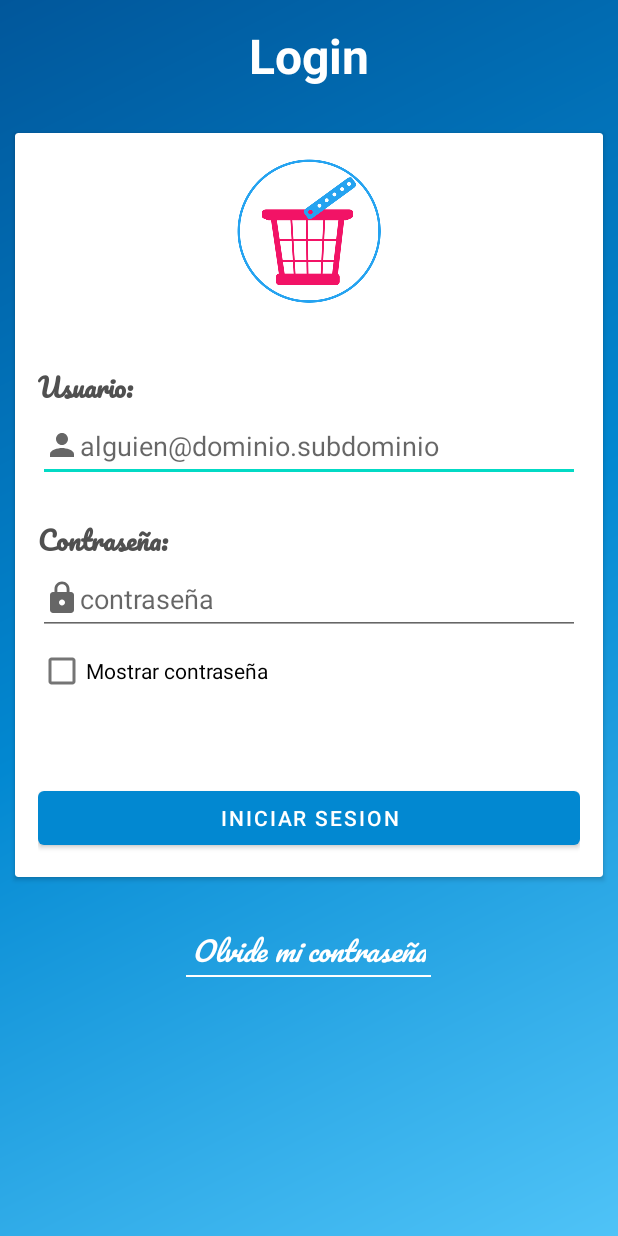
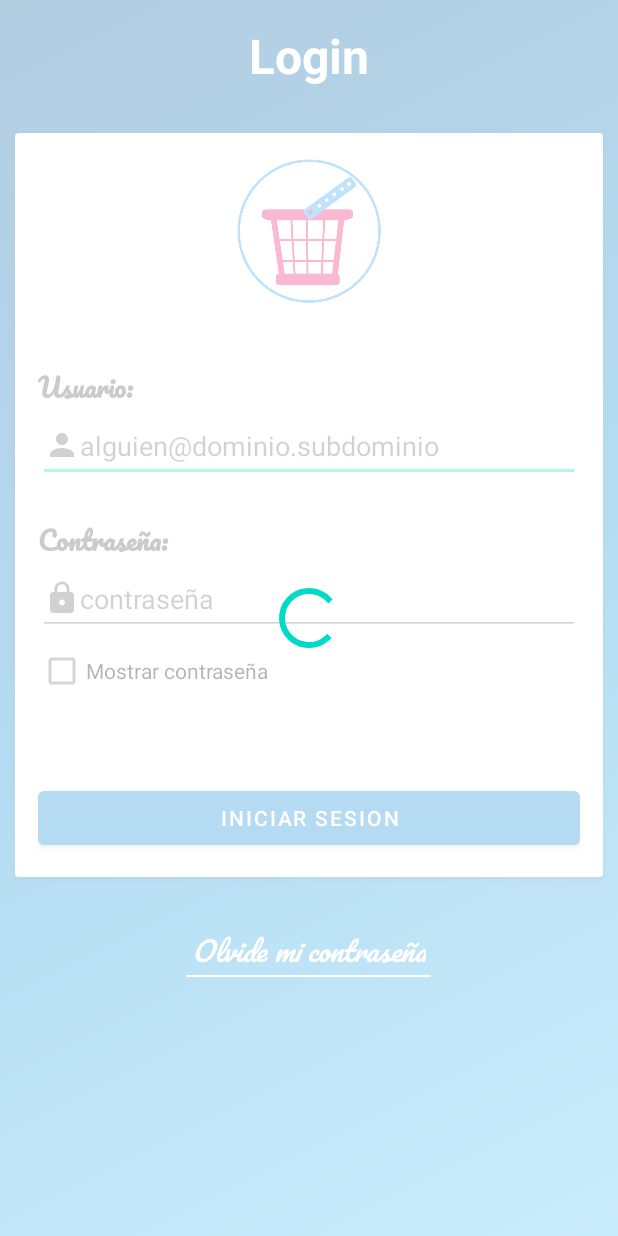
Before and after one commit to alejandro-jalf/SPAMovil, an Android app: the layout activity_login.xml on its own in the app's theme, with its tools: preview values and no code run, on a phone screen of 412 x 824 dp. Run offline under Robolectric (Android 15) with nearby library versions, the phone set to English and light mode, and no system bars; Roboto replaces fonts that are not available here.

Commit message:
REFACTRO: Agrega spinner de carga a login

```diff
--- a/app/src/main/res/layout/activity_login.xml
+++ b/app/src/main/res/layout/activity_login.xml
@@ -1,12 +1,20 @@
 <?xml version="1.0" encoding="utf-8"?>
-<androidx.appcompat.widget.LinearLayoutCompat xmlns:android="http://schemas.android.com/apk/res/android"
+<androidx.constraintlayout.widget.ConstraintLayout xmlns:android="http://schemas.android.com/apk/res/android"
     xmlns:app="http://schemas.android.com/apk/res-auto"
     xmlns:tools="http://schemas.android.com/tools"
     android:layout_width="match_parent"
     android:layout_height="match_parent"
-    android:orientation="vertical"
     android:background="@drawable/side_nav_bar"
     tools:context=".views.LoginActivity">
+
+    <LinearLayout
+        android:layout_width="match_parent"
+        android:layout_height="match_parent"
+        android:orientation="vertical"
+        app:layout_constraintTop_toTopOf="parent"
+        app:layout_constraintBottom_toBottomOf="parent"
+        app:layout_constraintLeft_toLeftOf="parent"
+        app:layout_constraintRight_toRightOf="parent" >
 
         <ScrollView
             android:layout_width="match_parent"
@@ -128,4 +136,29 @@
                     app:layout_constraintLeft_toLeftOf="@id/login_recupera_password"/>
             </LinearLayout>
         </ScrollView>
-</androidx.appcompat.widget.LinearLayoutCompat>
+    </LinearLayout>
+
+    <View
+        android:id="@+id/login_background_spinner"
+        android:layout_width="match_parent"
+        android:layout_height="match_parent"
+        android:background="@color/background_spinner"
+        android:clickable="true"
+        android:visibility="visible"
+        android:contentDescription="@string/login_title"
+        app:layout_constraintBottom_toBottomOf="parent"
+        app:layout_constraintTop_toTopOf="parent"
+        app:layout_constraintLeft_toLeftOf="parent"
+        app:layout_constraintRight_toRightOf="parent" />
+
+    <ProgressBar
+        android:id="@+id/login_spinner"
+        android:layout_width="wrap_content"
+        android:layout_height="wrap_content"
+        android:indeterminate="true"
+        android:visibility="visible"
+        app:layout_constraintBottom_toBottomOf="parent"
+        app:layout_constraintTop_toTopOf="parent"
+        app:layout_constraintLeft_toLeftOf="parent"
+        app:layout_constraintRight_toRightOf="parent" />
+</androidx.constraintlayout.widget.ConstraintLayout>
--- a/app/src/main/res/values/colors.xml
+++ b/app/src/main/res/values/colors.xml
@@ -16,4 +16,5 @@
     <color name="color_danger_text">#B30101</color>
     <color name="dark_blue">#006770</color>
     <color name="light_blue_lighten_4">#B3E5FC</color>
+    <color name="background_spinner">#B3FFFFFF</color>
 </resources>
```
Also changed, not shown: app/src/main/java/com/example/spamovil/views/LoginActivity.java (+22 -1 lines). Lines whose indentation alone changed are shown as unchanged.
